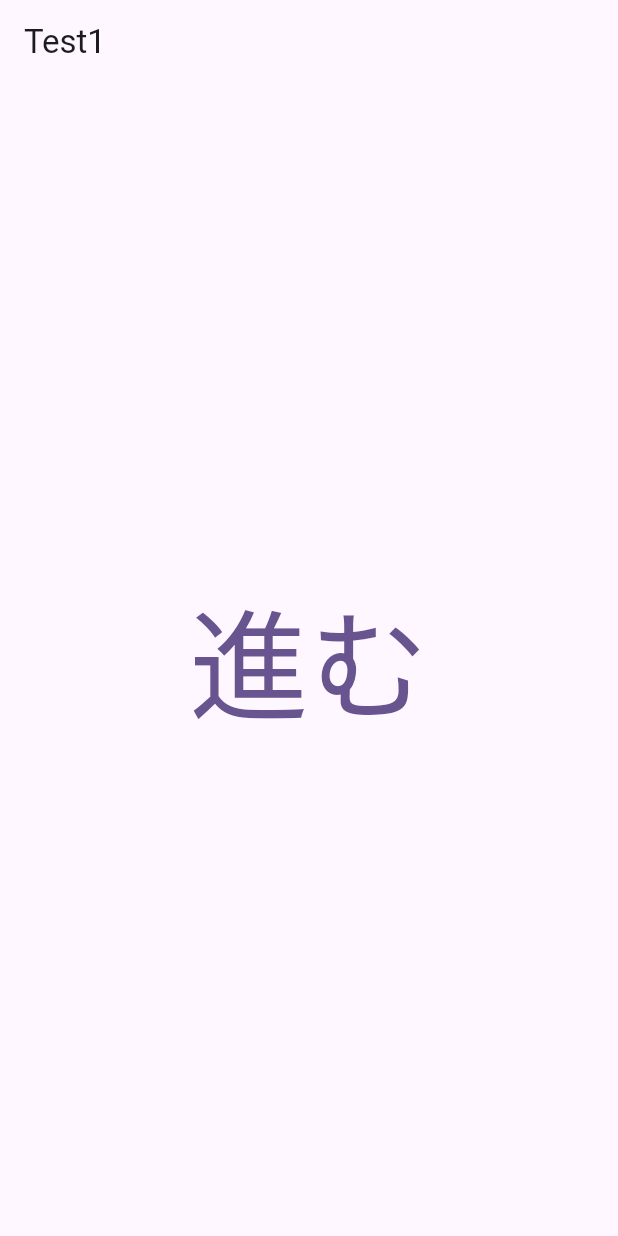
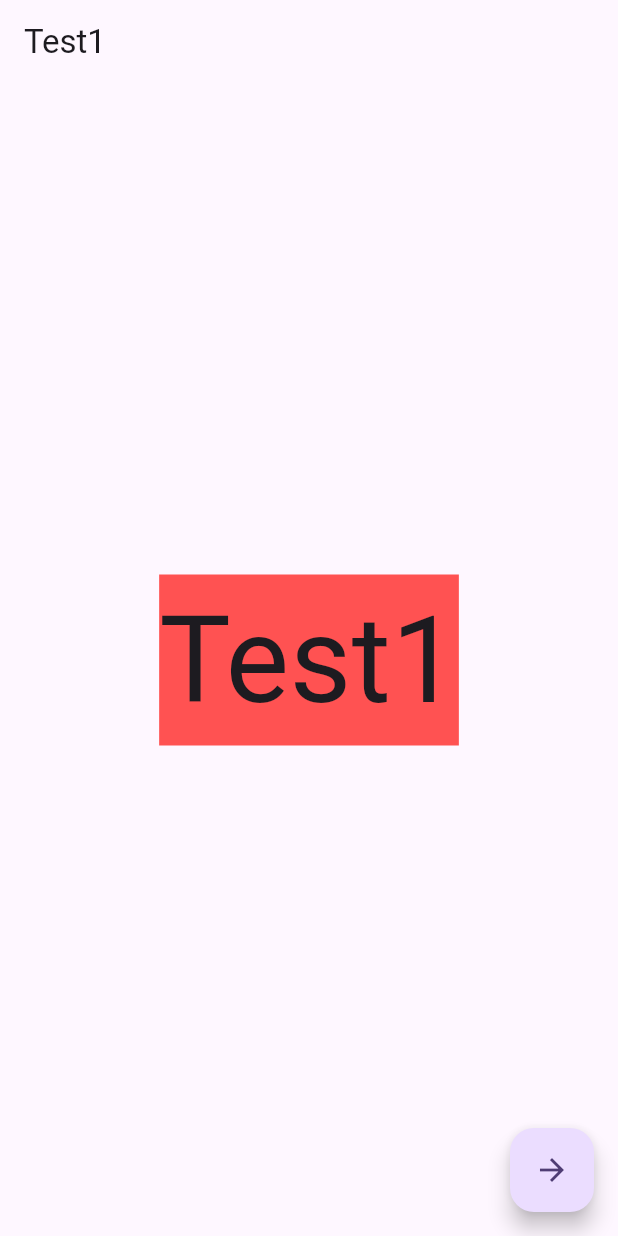
Before and after one commit to yuma-ito-bd/flutter-helloworld, a Flutter app: the screen it shows after launch, on a phone screen of 412 x 824 dp. Run offline on Flutter 3.47's test engine with Material 3 defaults, Android fonts, the phone set to English and light mode, and no system bars.

```diff
--- a/counter_app/lib/main.dart
+++ b/counter_app/lib/main.dart
@@ -35,11 +35,6 @@ class MyApp extends StatelessWidget {
         useMaterial3: true,
       ),
       home: const MyHomePage(title: 'Flutter Demo Home Page'),
-      routes: {
-        "/test1": (BuildContext context) => TestPage1(),
-        "/test2": (BuildContext context) => TestPage2(),
-        "/test3": (BuildContext context) => TestPage3(),
-      },
     );
   }
 }
@@ -63,8 +58,51 @@ class MyHomePage extends StatefulWidget {
 }
 
 class _MyHomePageState extends State<MyHomePage> {
+  late PageController _pageController;
+  int _selectedIndex = 0;
+
+  final _pages = [
+    TestPage1(),
+    TestPage2(),
+    TestPage3(),
+  ];
+
+  @override
+  void initState() {
+    super.initState();
+    _pageController = PageController(initialPage: _selectedIndex);
+  }
+
+  @override
+  void dispose() {
+    super.dispose();
+    _pageController.dispose();
+  }
+
+  void _onPageChanged(int index) {
+    setState(() {
+      _selectedIndex = index;
+    });
+  }
+
   @override
   Widget build(BuildContext context) {
-    return Scaffold(body: TestPage1());
+    return Scaffold(
+        body: PageView(
+          controller: _pageController,
+          onPageChanged: _onPageChanged,
+          children: _pages,
+        ),
+        floatingActionButton: FloatingActionButton(
+          onPressed: () {
+            _pageController.animateToPage(
+              _selectedIndex + 1,
+              duration: const Duration(milliseconds: 400),
+              curve: Curves.easeInOut,
+            );
+          },
+          tooltip: 'Next',
+          child: const Icon(Icons.arrow_forward),
+        ));
   }
 }
--- a/counter_app/lib/test_page1.dart
+++ b/counter_app/lib/test_page1.dart
@@ -4,14 +4,16 @@ class TestPage1 extends StatelessWidget {
   @override
   Widget build(BuildContext context) {
     return Scaffold(
-      appBar: AppBar(
-        title: const Text('Test1'),
-      ),
-      body: Center(
-        child: TextButton(
-            onPressed: () => {Navigator.of(context).pushNamed('/test2')},
-            child: const Text("進む", style: TextStyle(fontSize: 80))),
-      ),
-    );
+        appBar: AppBar(
+          title: const Text('Test1'),
+        ),
+        body: Center(
+            child: Container(
+          color: Colors.redAccent,
+          child: const Text(
+            "Test1",
+            style: TextStyle(fontSize: 80),
+          ),
+        )));
   }
 }
```
Also changed, not shown: counter_app/lib/test_page2.dart (+6 -14 lines), counter_app/lib/test_page3.dart (+7 -3 lines).
